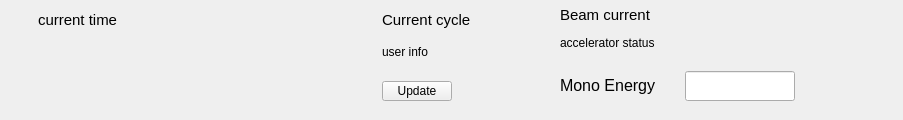
First picture: the form in isstools/ui/ui_general_info.ui, repository NSLS-II-QAS/isstools, before the edit.
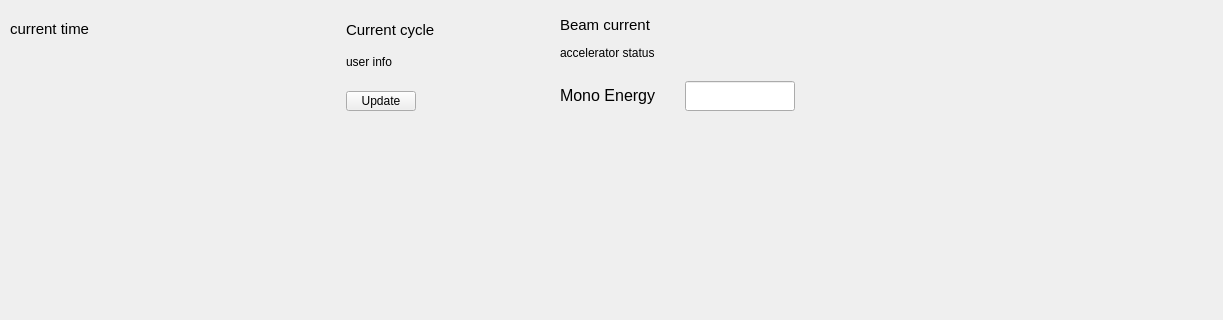
Second picture: the form after the edit.

Commit message: Change the home folder to avoid hanging the gui

Diff of the .ui file:
```diff
--- a/isstools/ui/ui_general_info.ui
+++ b/isstools/ui/ui_general_info.ui
@@ -6,8 +6,8 @@
    <rect>
     <x>0</x>
     <y>0</y>
-    <width>903</width>
-    <height>120</height>
+    <width>1223</width>
+    <height>320</height>
    </rect>
   </property>
   <property name="windowTitle">
@@ -42,63 +42,14 @@
   <widget class="QWidget" name="gridLayoutWidget">
    <property name="geometry">
     <rect>
-     <x>0</x>
-     <y>0</y>
-     <width>511</width>
+     <x>260</x>
+     <y>10</y>
+     <width>261</width>
      <height>101</height>
     </rect>
    </property>
    <layout class="QGridLayout" name="gridLayout">
-    <item row="0" column="0">
-     <widget class="QLabel" name="label_current_time">
-      <property name="maximumSize">
-       <size>
-        <width>300</width>
-        <height>50</height>
-       </size>
-      </property>
-      <property name="font">
-       <font>
-        <pointsize>11</pointsize>
-        <weight>50</weight>
-        <bold>false</bold>
-       </font>
-      </property>
-      <property name="text">
-       <string>current time</string>
-      </property>
-      <property name="alignment">
-       <set>Qt::AlignLeading|Qt::AlignLeft|Qt::AlignVCenter</set>
-      </property>
-     </widget>
-    </item>
-    <item row="1" column="1">
-     <widget class="QLabel" name="label_user_info">
-      <property name="maximumSize">
-       <size>
-        <width>400</width>
-        <height>30</height>
-       </size>
-      </property>
-      <property name="font">
-       <font>
-        <pointsize>9</pointsize>
-        <weight>50</weight>
-        <bold>false</bold>
-       </font>
-      </property>
-      <property name="text">
-       <string>user info</string>
-      </property>
-      <property name="alignment">
-       <set>Qt::AlignLeading|Qt::AlignLeft|Qt::AlignTop</set>
-      </property>
-      <property name="wordWrap">
-       <bool>true</bool>
-      </property>
-     </widget>
-    </item>
-    <item row="2" column="1">
+    <item row="2" column="0">
      <widget class="QPushButton" name="push_set_user_info">
       <property name="maximumSize">
        <size>
@@ -111,8 +62,11 @@
       </property>
      </widget>
     </item>
-    <item row="0" column="1">
+    <item row="0" column="0">
      <widget class="QLabel" name="label_current_cycle">
+      <property name="enabled">
+       <bool>true</bool>
+      </property>
       <property name="maximumSize">
        <size>
         <width>300</width>
@@ -131,13 +85,39 @@
       </property>
      </widget>
     </item>
+    <item row="1" column="0">
+     <widget class="QLabel" name="label_user_info">
+      <property name="maximumSize">
+       <size>
+        <width>400</width>
+        <height>30</height>
+       </size>
+      </property>
+      <property name="font">
+       <font>
+        <pointsize>9</pointsize>
+        <weight>50</weight>
+        <bold>false</bold>
+       </font>
+      </property>
+      <property name="text">
+       <string>user info</string>
+      </property>
+      <property name="alignment">
+       <set>Qt::AlignLeading|Qt::AlignLeft|Qt::AlignTop</set>
+      </property>
+      <property name="wordWrap">
+       <bool>true</bool>
+      </property>
+     </widget>
+    </item>
    </layout>
   </widget>
   <widget class="QWidget" name="verticalLayoutWidget">
    <property name="geometry">
     <rect>
      <x>560</x>
-     <y>0</y>
+     <y>10</y>
      <width>341</width>
      <height>101</height>
     </rect>
@@ -233,6 +213,35 @@
     </item>
    </layout>
   </widget>
+  <widget class="QLabel" name="label_current_time">
+   <property name="geometry">
+    <rect>
+     <x>10</x>
+     <y>20</y>
+     <width>211</width>
+     <height>37</height>
+    </rect>
+   </property>
+   <property name="maximumSize">
+    <size>
+     <width>250</width>
+     <height>50</height>
+    </size>
+   </property>
+   <property name="font">
+    <font>
+     <pointsize>11</pointsize>
+     <weight>50</weight>
+     <bold>false</bold>
+    </font>
+   </property>
+   <property name="text">
+    <string>current time</string>
+   </property>
+   <property name="alignment">
+    <set>Qt::AlignLeading|Qt::AlignLeft|Qt::AlignTop</set>
+   </property>
+  </widget>
  </widget>
  <resources/>
  <connections/>
```
The commit also changes 4 other files.
